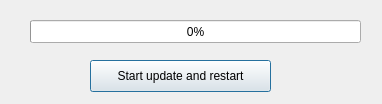
This is autoupdatedialog.ui in ic005k/OCAuxiliaryTools as Qt 5 draws it before an edit. The edited form follows.
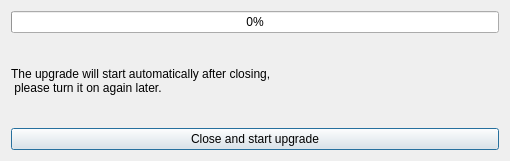
This is the edited form.

```diff
--- a/autoupdatedialog.ui
+++ b/autoupdatedialog.ui
@@ -6,39 +6,37 @@
    <rect>
     <x>0</x>
     <y>0</y>
-    <width>382</width>
-    <height>104</height>
+    <width>510</width>
+    <height>161</height>
    </rect>
   </property>
   <property name="windowTitle">
    <string>Dialog</string>
   </property>
+  <layout class="QGridLayout" name="gridLayout">
+   <item row="2" column="0">
+    <widget class="QLabel" name="label">
+     <property name="text">
+      <string>The upgrade will start automatically after closing, 
+ please turn it on again later.</string>
+     </property>
+    </widget>
+   </item>
+   <item row="0" column="0">
   <widget class="QProgressBar" name="progressBar">
-   <property name="geometry">
-    <rect>
-     <x>30</x>
-     <y>20</y>
-     <width>331</width>
-     <height>23</height>
-    </rect>
-   </property>
    <property name="value">
     <number>0</number>
    </property>
   </widget>
+   </item>
+   <item row="3" column="0">
   <widget class="QPushButton" name="btnStartUpdate">
-   <property name="geometry">
-    <rect>
-     <x>90</x>
-     <y>60</y>
-     <width>181</width>
-     <height>32</height>
-    </rect>
-   </property>
    <property name="text">
-    <string>Start update and restart</string>
-   </property>
-  </widget>
+      <string>Close and start upgrade</string>
+     </property>
+    </widget>
+   </item>
+  </layout>
  </widget>
  <resources/>
  <connections/>
```
Lines whose indentation alone changed are shown as unchanged.
